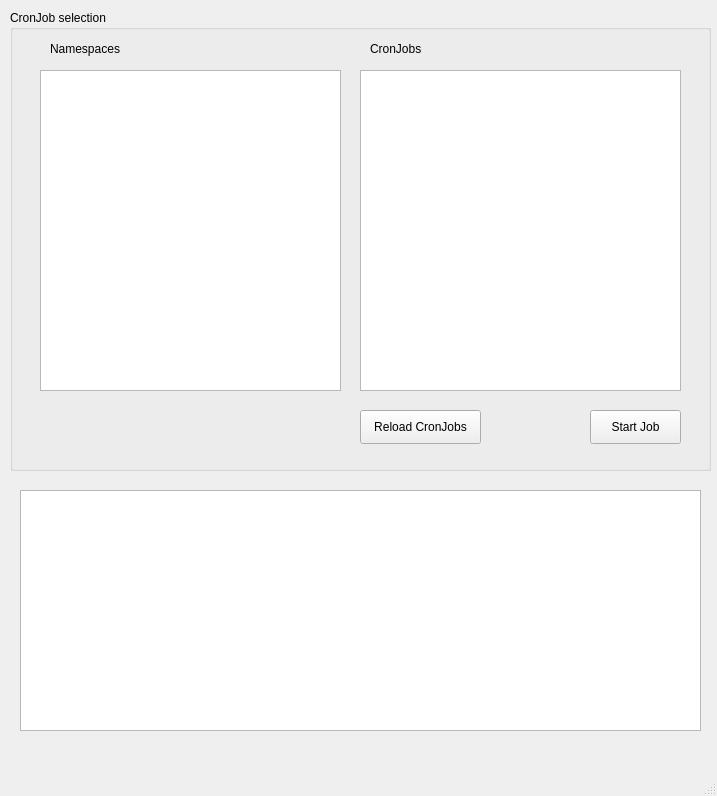
First picture: the form in app/ui/main.ui, repository Babelvis/babelvis-k8s-cronjob-trigger, before the edit.
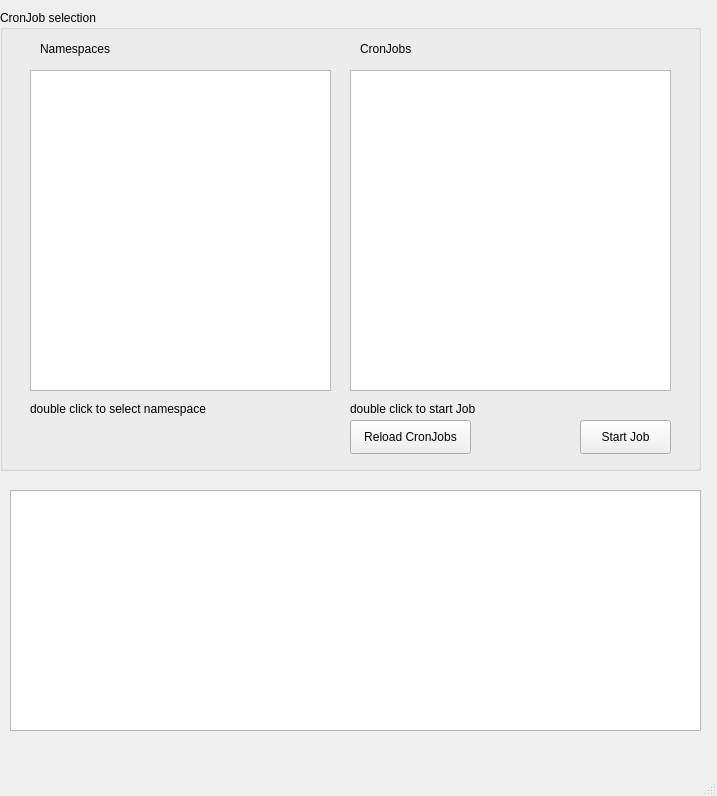
Second picture: the form after the edit.

```diff
--- a/app/ui/main.ui
+++ b/app/ui/main.ui
@@ -17,7 +17,7 @@
    <widget class="QGroupBox" name="groupBoxCronJobSelection">
     <property name="geometry">
      <rect>
-      <x>10</x>
+      <x>0</x>
       <y>10</y>
       <width>701</width>
       <height>461</height>
@@ -30,7 +30,7 @@
      <property name="geometry">
       <rect>
        <x>580</x>
-       <y>400</y>
+       <y>410</y>
        <width>91</width>
        <height>34</height>
       </rect>
@@ -89,7 +89,7 @@
      <property name="geometry">
       <rect>
        <x>350</x>
-       <y>400</y>
+       <y>410</y>
        <width>121</width>
        <height>34</height>
       </rect>
@@ -98,13 +98,39 @@
       <string>Reload CronJobs</string>
      </property>
     </widget>
+    <widget class="QLabel" name="labelSelectNamespace">
+     <property name="geometry">
+      <rect>
+       <x>30</x>
+       <y>390</y>
+       <width>271</width>
+       <height>18</height>
+      </rect>
+     </property>
+     <property name="text">
+      <string>double click to select namespace</string>
+     </property>
+    </widget>
+    <widget class="QLabel" name="labelStartJob">
+     <property name="geometry">
+      <rect>
+       <x>350</x>
+       <y>390</y>
+       <width>271</width>
+       <height>18</height>
+      </rect>
+     </property>
+     <property name="text">
+      <string>double click to start Job</string>
+     </property>
+    </widget>
    </widget>
    <widget class="QTableView" name="tableViewJobs">
     <property name="geometry">
      <rect>
-      <x>20</x>
+      <x>10</x>
       <y>490</y>
-      <width>681</width>
+      <width>691</width>
       <height>241</height>
      </rect>
     </property>
```
